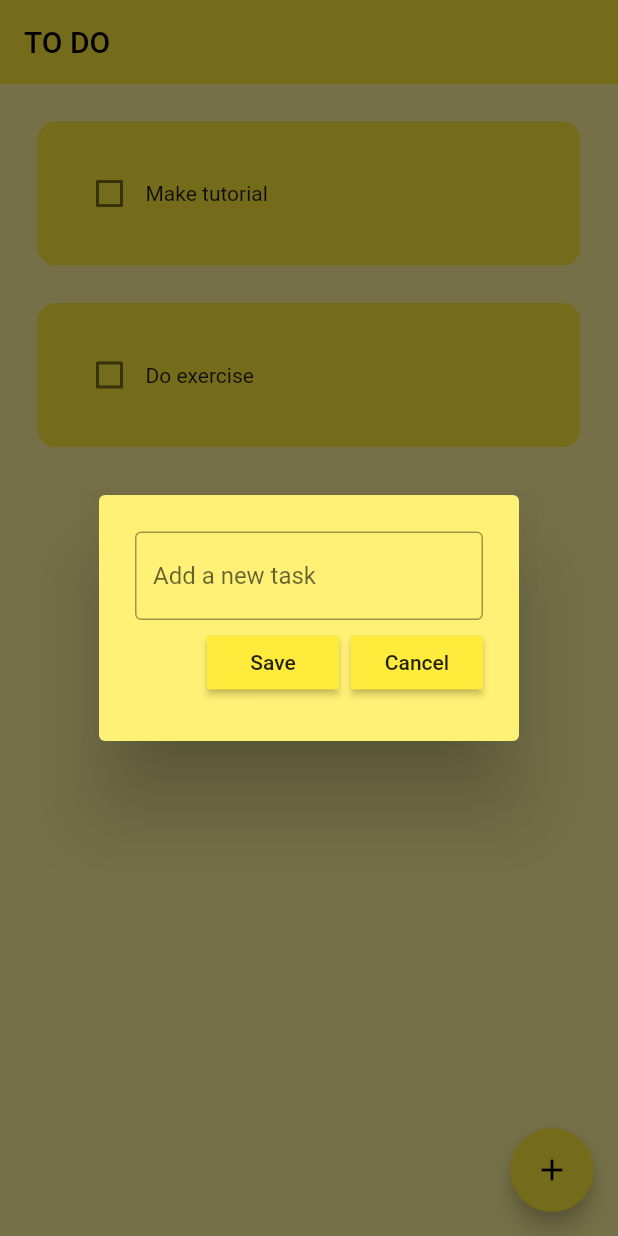
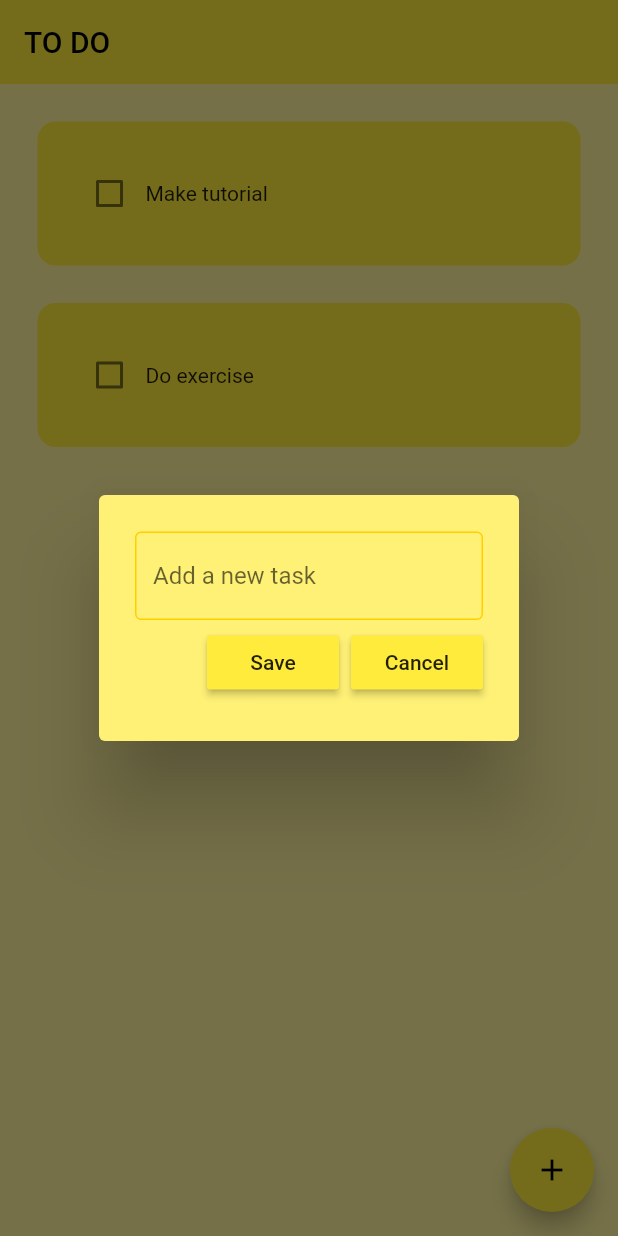
Before and after one commit to hesptech/flutter_hive, a Flutter app: the screen it shows after launch, after a tap on the "add" icon, on a phone screen of 412 x 824 dp. Run offline on Flutter 3.47's test engine with Material 2 defaults, Android fonts, the phone set to English and light mode, and no system bars; drawn by our look-alikes of flutter_slidable; our stand-ins replace hive_flutter; accounts and stored records are empty.

Commit message:
refactor: DialogBox OutlineInputBorder color, POBLEMS fix

```diff
--- a/lib/home_page_test.dart
+++ b/lib/home_page_test.dart
@@ -17,7 +17,7 @@ class _HomePageTestState extends State<HomePageTest> {
   }
 
   void readData() {
-    print(_myBox.get(1));
+    //print(_myBox.get(1));
   }
 
   void deletedata() {
--- a/lib/main.dart
+++ b/lib/main.dart
@@ -7,7 +7,9 @@ void main() async {
   // init hive
   await Hive.initFlutter();
 
-  var box = await Hive.openBox('mybox');
+  //var box = await Hive.openBox('mybox');
+  await Hive.openBox('mybox');
+
 
   runApp(const MainApp());
 }
--- a/lib/pages/home_page.dart
+++ b/lib/pages/home_page.dart
@@ -96,6 +96,7 @@ class _HomePageState extends State<HomePage> {
       floatingActionButton: FloatingActionButton(
         onPressed: () {
           createNewTask();
+          _controller.clear();
         },
         child: const Icon(Icons.add),
       ),
--- a/lib/utils/dialog_box.dart
+++ b/lib/utils/dialog_box.dart
@@ -25,7 +25,12 @@ class DialogBox extends StatelessWidget {
             TextField(
               controller: controller,
               decoration: const InputDecoration(
-                border: OutlineInputBorder(),
+                enabledBorder: OutlineInputBorder(
+                  borderSide: BorderSide(color: Color.fromARGB(255, 255, 208, 0), width: 1.0),
+                ),
+                focusedBorder: OutlineInputBorder(
+                  borderSide: BorderSide(color: Color.fromARGB(255, 156, 128, 0), width: 1.0),
+                ),
                 hintText: 'Add a new task'
               ),
             ),
```
